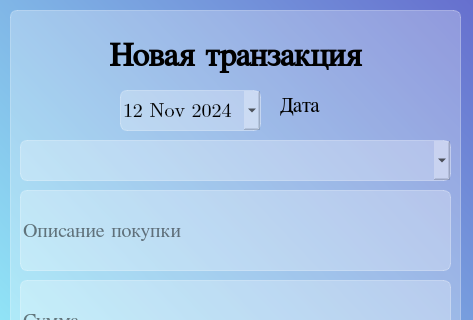
First picture: the form in new_transaction.ui, repository fhiwniwxnms/QtProject, before the edit; both pictures show x 0 to 473 and y 0 to 320 of the 473 by 500 pixel window.
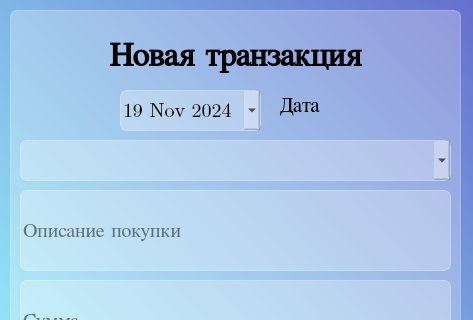
Second picture: the form after the edit. Icons and pictures are not drawn.

```diff
--- a/new_transaction.ui
+++ b/new_transaction.ui
@@ -93,12 +93,12 @@
     </property>
     <property name="dateTime">
      <datetime>
-      <hour>17</hour>
+      <hour>10</hour>
       <minute>0</minute>
       <second>0</second>
       <year>2024</year>
       <month>11</month>
-      <day>12</day>
+      <day>19</day>
      </datetime>
     </property>
     <property name="calendarPopup">
@@ -108,7 +108,7 @@
      <date>
       <year>2024</year>
       <month>11</month>
-      <day>12</day>
+      <day>19</day>
      </date>
     </property>
    </widget>
```
Left out of the diff: 20 changed lines with no effect on the pictures.
